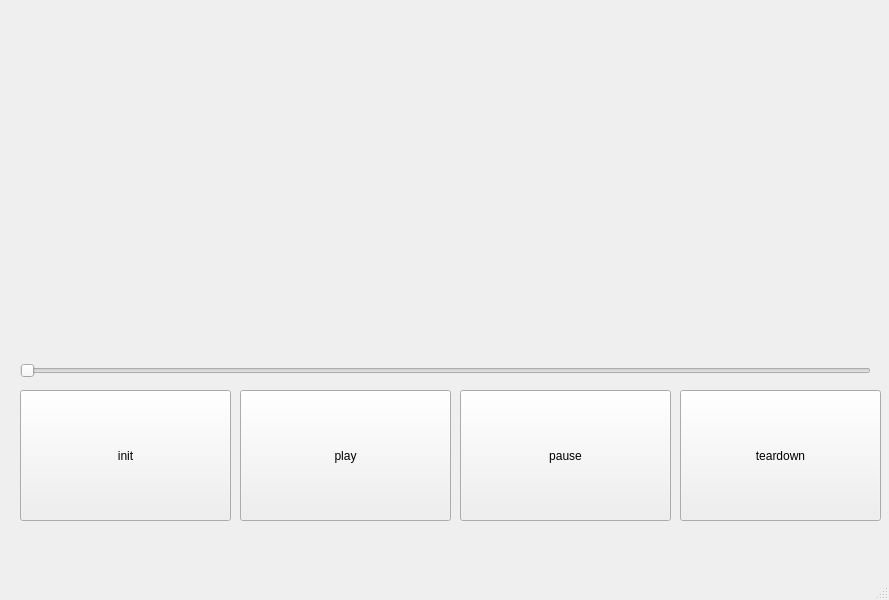
Above: clientUI.ui from chuchong/RTP before the change. Below: the same form after it.
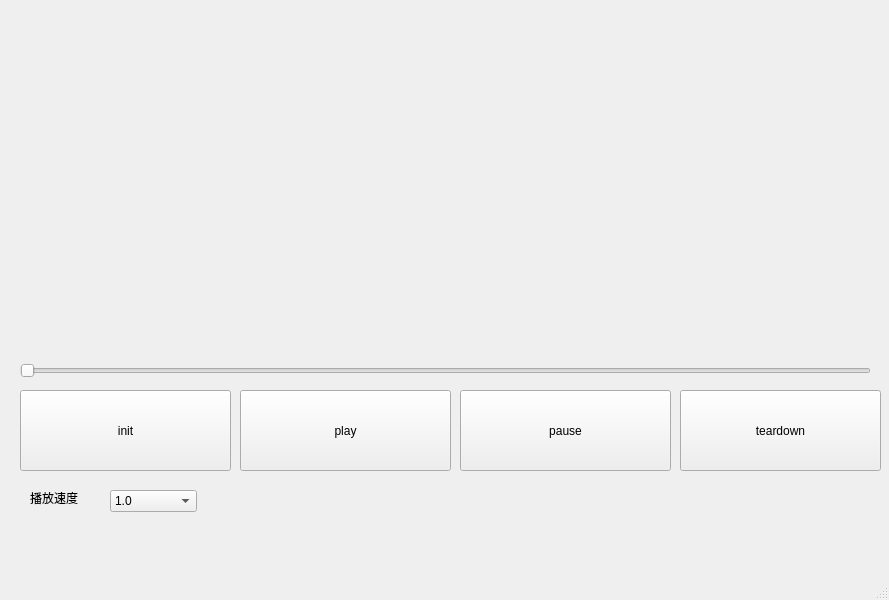
That is the form after the change.

Commit message: feature 更换视频速度

Diff of the .ui file:
```diff
--- a/clientUI.ui
+++ b/clientUI.ui
@@ -20,7 +20,7 @@
       <x>20</x>
       <y>390</y>
       <width>211</width>
-      <height>131</height>
+      <height>81</height>
      </rect>
     </property>
     <property name="text">
@@ -33,7 +33,7 @@
       <x>240</x>
       <y>390</y>
       <width>211</width>
-      <height>131</height>
+      <height>81</height>
      </rect>
     </property>
     <property name="text">
@@ -46,7 +46,7 @@
       <x>460</x>
       <y>390</y>
       <width>211</width>
-      <height>131</height>
+      <height>81</height>
      </rect>
     </property>
     <property name="text">
@@ -59,7 +59,7 @@
       <x>680</x>
       <y>390</y>
       <width>201</width>
-      <height>131</height>
+      <height>81</height>
      </rect>
     </property>
     <property name="text">
@@ -92,6 +92,54 @@
      <enum>Qt::Horizontal</enum>
     </property>
    </widget>
+   <widget class="QComboBox" name="speedBox">
+    <property name="geometry">
+     <rect>
+      <x>110</x>
+      <y>490</y>
+      <width>87</width>
+      <height>22</height>
+     </rect>
+    </property>
+    <item>
+     <property name="text">
+      <string>1.0</string>
+     </property>
+    </item>
+    <item>
+     <property name="text">
+      <string>1.5</string>
+     </property>
+    </item>
+    <item>
+     <property name="text">
+      <string>2.0</string>
+     </property>
+    </item>
+    <item>
+     <property name="text">
+      <string>0.75</string>
+     </property>
+    </item>
+    <item>
+     <property name="text">
+      <string>0.5</string>
+     </property>
+    </item>
+   </widget>
+   <widget class="QLabel" name="label_2">
+    <property name="geometry">
+     <rect>
+      <x>30</x>
+      <y>490</y>
+      <width>72</width>
+      <height>15</height>
+     </rect>
+    </property>
+    <property name="text">
+     <string>播放速度</string>
+    </property>
+   </widget>
   </widget>
   <widget class="QMenuBar" name="menubar">
    <property name="geometry">
```
The commit also changes 2 other files.
